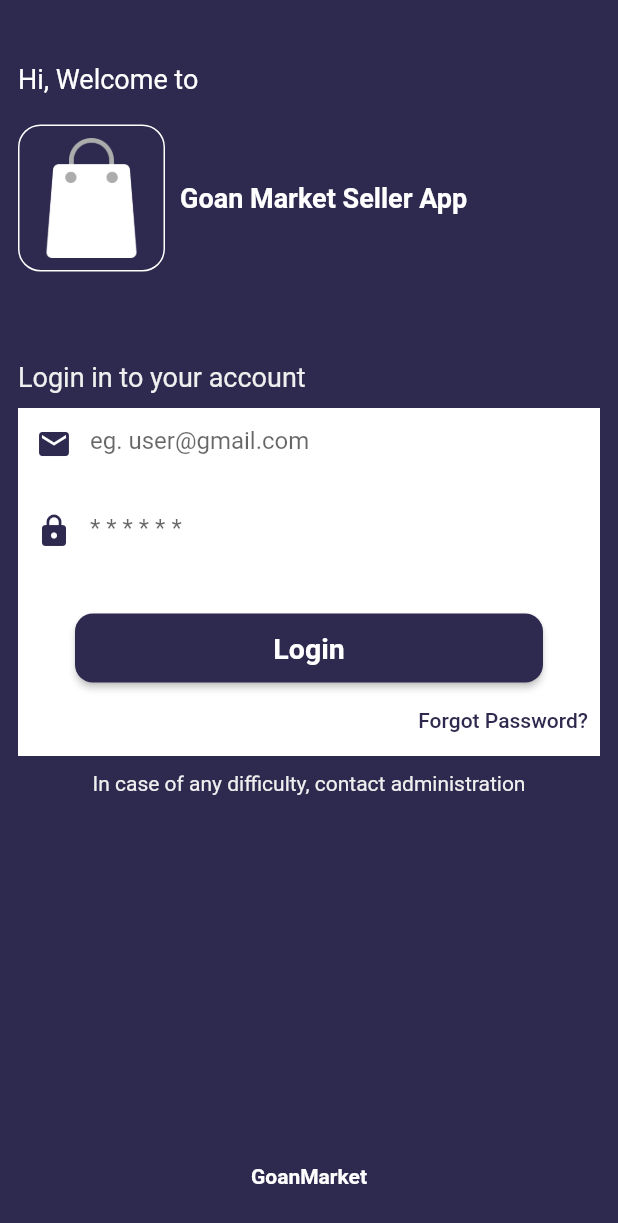
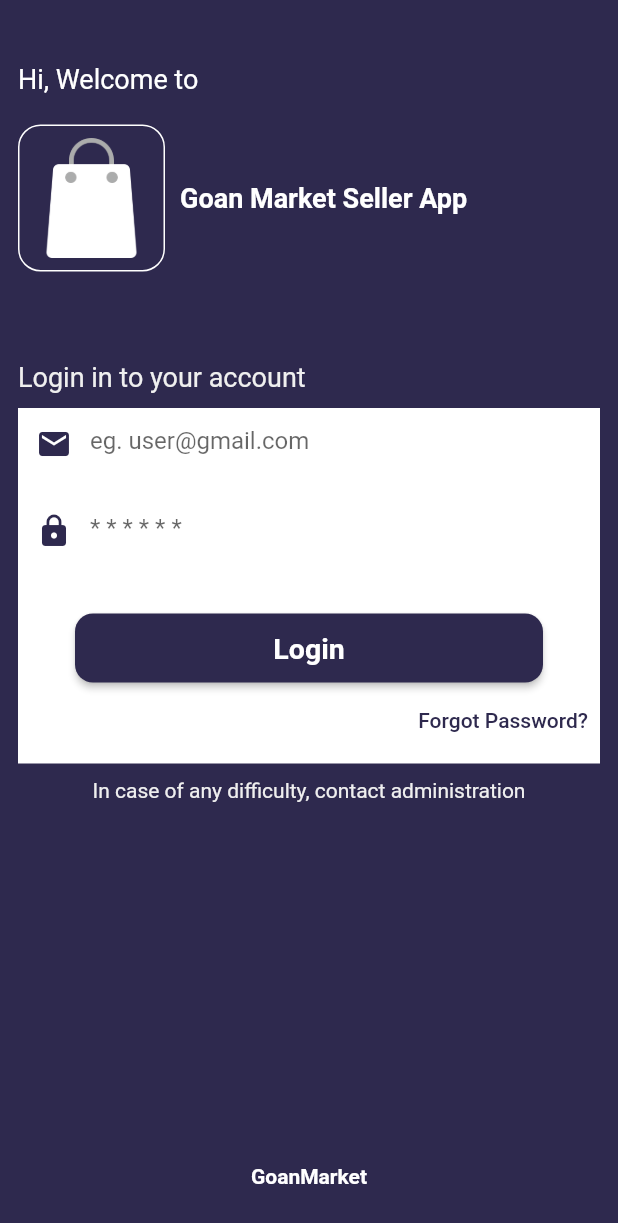
Before and after one commit to akashdsi/goanmarketsellerapp, a Flutter app: the screen it shows after launch, on a phone screen of 412 x 824 dp. Shown: the top 1223 px of the screen. Run offline on Flutter 3.47's test engine with Material 2 defaults, Android fonts, the phone set to English and light mode, and no system bars; our stand-ins replace cloud_firestore, firebase_auth, firebase_core, firebase_storage, get, image_picker and 2 more; accounts and stored records are empty.

Commit message:
second commit

```diff
--- a/goanmarketseller/lib/const/const.dart
+++ b/goanmarketseller/lib/const/const.dart
@@ -4,3 +4,4 @@ export './strings.dart';
 export 'package:velocity_x/velocity_x.dart';
 export 'package:flutter/material.dart';
 export './image.dart';
+export './firebase_consts.dart';
--- /dev/null
+++ b/goanmarketseller/lib/const/consts.dart
@@ -0,0 +1 @@
+// TODO Implement this library.
--- /dev/null
+++ b/goanmarketseller/lib/consts/consts.dart
@@ -0,0 +1 @@
+// TODO Implement this library.
--- a/goanmarketseller/lib/main.dart
+++ b/goanmarketseller/lib/main.dart
@@ -1,35 +1,59 @@
+import 'package:firebase_auth/firebase_auth.dart';
 import 'package:firebase_core/firebase_core.dart';
 import 'package:flutter/material.dart';
 import 'package:get/get_navigation/src/root/get_material_app.dart';
 import 'package:goanmarketseller/views/auth_screen/login_screen.dart';
+import 'package:goanmarketseller/views/home_screen/home.dart';
+import 'const/firebase_consts.dart';
 import 'const/strings.dart';
 
-void main() async{
+void main() async {
   WidgetsFlutterBinding.ensureInitialized();
   await Firebase.initializeApp();
   runApp(const MyApp());
 }
 
-class MyApp extends StatelessWidget {
+class MyApp extends StatefulWidget {
   const MyApp({Key? key}) : super(key: key);
+
+  @override
+  State<MyApp> createState() => _MyAppState();
+}
+
+class _MyAppState extends State<MyApp> {
+  var isLoggedIn = false;
+
+  checkUser() async {
+    auth.authStateChanges().listen((User? user) {
+      if (user == null && mounted) {
+        isLoggedIn = false;
+      } else {
+        isLoggedIn = true;
+      }
+      setState(() {});
+    });
+  }
+
+  @override
+  void initState() {
+    super.initState();
+    checkUser();
+  }
 
   // This widget is the root of your application.
   @override
   Widget build(BuildContext context) {
-    return  GetMaterialApp(
+    return GetMaterialApp(
       debugShowCheckedModeBanner: false,
       title: appname,
-      home: LoginScreen(
+      home: isLoggedIn ? const Home() : const LoginScreen(),
+      theme: ThemeData(
+        appBarTheme: const AppBarTheme(
+          backgroundColor: Colors.transparent,
+          elevation: 0.0,
+        ),
+        primarySwatch: Colors.blue,
       ),
-        theme: ThemeData(
-          appBarTheme: const AppBarTheme(
-            backgroundColor:  Colors.transparent,
-            elevation: 0.0,
-          ),
-
-          primarySwatch: Colors.blue,
-        ),
-
     );
   }
 }
--- a/goanmarketseller/lib/views/auth_screen/login_screen.dart
+++ b/goanmarketseller/lib/views/auth_screen/login_screen.dart
@@ -1,16 +1,22 @@
 import 'package:get/get.dart';
 import 'package:get/get_core/src/get_main.dart';
+import 'package:goanmarketseller/views/controllers/auth_controller.dart';
 import 'package:goanmarketseller/views/home_screen/home.dart';
 import 'package:goanmarketseller/views/widgets/textstyle.dart';
+import 'package:loading_indicator/loading_indicator.dart';
 
 import '../../const/const.dart';
 import 'package:goanmarketseller/views/widgets/ourbutton.dart';
+
+import '../widgets/loadingindica.dart';
 
 class LoginScreen extends StatelessWidget {
   const LoginScreen({Key? key}) : super(key: key);
 
   @override
   Widget build(BuildContext context) {
+    var controller = Get.put(AuthController());
+
     return Scaffold(
       resizeToAvoidBottomInset: false,
       backgroundColor: purpleColor,
@@ -40,13 +46,18 @@ class LoginScreen extends StatelessWidget {
                 ],
               ),
               60.heightBox,
-              normalText(text: "Login in to your account",size: 18.0,color: lightGrey),
+              normalText(
+                  text: "Login in to your account",
+                  size: 18.0,
+                  color: lightGrey),
               10.heightBox,
               Container(
                 color: Colors.white,
-                child: Column(
+                child: Obx(
+                  () => Column(
                     children: [
                       TextFormField(
+                        controller: controller.emailController,
                         decoration: const InputDecoration(
                           prefixIcon: Icon(Icons.email, color: purpleColor),
                           border: InputBorder.none,
@@ -55,6 +66,7 @@ class LoginScreen extends StatelessWidget {
                       ),
                       10.heightBox,
                       TextFormField(
+                        controller: controller.passwordController,
                         decoration: const InputDecoration(
                           prefixIcon: Icon(Icons.lock, color: purpleColor),
                           border: InputBorder.none,
@@ -64,9 +76,26 @@ class LoginScreen extends StatelessWidget {
                       30.heightBox,
                       SizedBox(
                         width: context.screenWidth - 100,
-                      child: ourButton(title: "Login", onPress: () {
-                        Get.to(()=> Home());
-                      }),
+                        child: controller.isLoading.value
+                            ? LoadingIndica(circlecolor: purpleColor)
+                            : ourButton(
+                                color: purpleColor,
+                                title: login,
+                                onPress: () async {
+                                //   controller.isLoading(true);
+                                //   await controller
+                                //       .loginMethod(context: context)
+                                //       .then((value) {
+                                //     if (value != null) {
+                                //       VxToast.show(context, msg: "loggedin");
+                                //       controller.isLoading(false);
+                                //       Get.offAll(() => const Home());
+                                //     } else {
+                                //       controller.isLoading(false);
+                                //     }
+                                //   });
+                                  Get.to(()=>Home());
+                                }).box.width(context.screenWidth - 50).make(),
                       ),
                       Align(
                           alignment: Alignment.centerRight,
@@ -74,11 +103,13 @@ class LoginScreen extends StatelessWidget {
                               onPressed: () {},
                               child: normalText(
                                   text: forgotPassword, color: purpleColor))),
+                      5.heightBox,
                     ],
                   ),
                 ),
+              ),
               10.heightBox,
-              Center(child: normalText(text: anyProblem,color: lightGrey)),
+              Center(child: normalText(text: anyProblem, color: lightGrey)),
               const Spacer(),
               Center(child: boldText(text: "GoanMarket")),
               20.heightBox,
--- a/goanmarketseller/lib/views/product_screen/add_product.dart
+++ b/goanmarketseller/lib/views/product_screen/add_product.dart
@@ -34,7 +34,6 @@ class Addproduct extends StatelessWidget {
             hint: "eg. BMW",
             label: "Product name",
 
-
           )],
         ),
       ),
--- a/goanmarketseller/lib/views/widgets/custom_textfield.dart
+++ b/goanmarketseller/lib/views/widgets/custom_textfield.dart
@@ -3,6 +3,7 @@ import 'package:goanmarketseller/views/widgets/textstyle.dart';
 
 Widget CustomeTextField({label, hint, controller,isDesc = false}) {
   return TextFormField(
+    style: TextStyle(color: Colors.black),
     maxLines: isDesc ? 4:1,
 
     decoration: InputDecoration(
--- a/goanmarketseller/pubspec.yaml
+++ b/goanmarketseller/pubspec.yaml
@@ -42,6 +42,8 @@ dependencies:
   firebase_storage: ^11.0.5
   cloud_firestore: ^4.0.5
   image_picker: ^0.8.6
+  loading_indicator: ^3.1.0
+
 
 dev_dependencies:
   flutter_test:
```
Also changed, not shown: goanmarketseller/lib/const/firebase_consts.dart (added, +13 -0 lines), goanmarketseller/lib/services/store_services.dart (added, +10 -0 lines), goanmarketseller/lib/views/controllers/auth_controller.dart (added, +38 -0 lines), goanmarketseller/lib/views/controllers/profile_controller.dart (added, +54 -0 lines), goanmarketseller/lib/views/profile_screen/edit_profile_screen.dart (added, +125 -0 lines), goanmarketseller/lib/views/profile_screen/profile_Screen.dart (+83 -15 lines), goanmarketseller/lib/views/widgets/loadingindica.dart (added, +12 -0 lines), goanmarketseller/pubspec.lock. Lines whose indentation alone changed are shown as unchanged.
